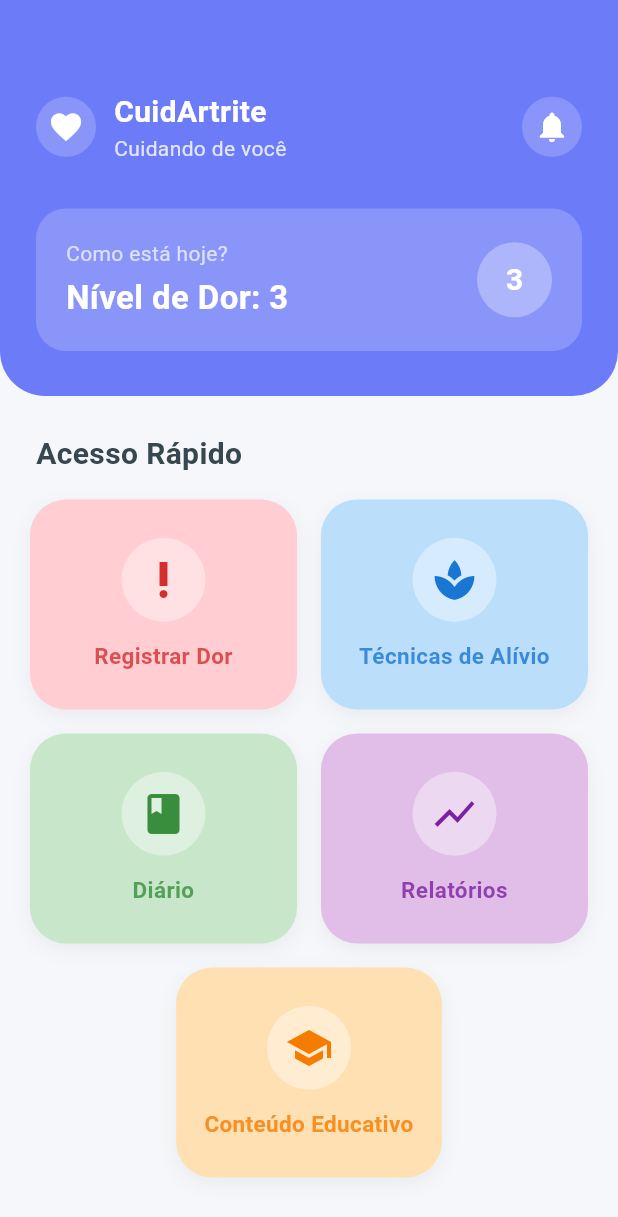
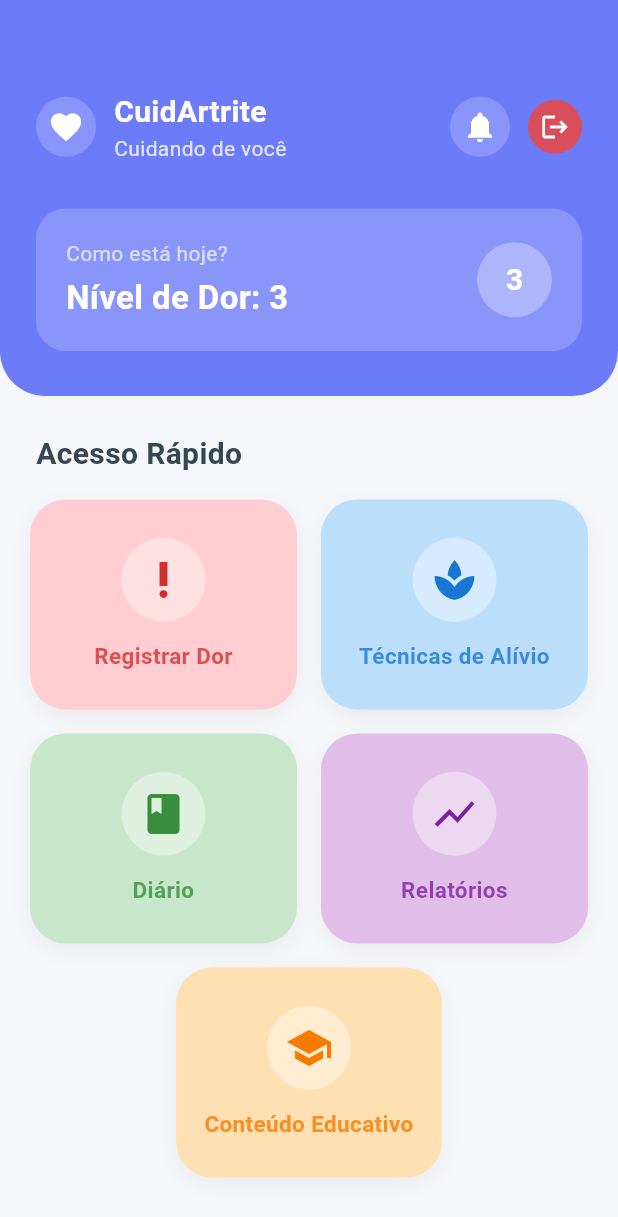
Before and after one commit to eduardo-oldenburg/cuid_artrite, a Flutter app: the HomePage screen opened by its route, on a phone screen of 412 x 824 dp. Shown: the top 1217 px of the screen. Run offline on Flutter 3.47's test engine with Material 3 defaults, Android fonts, the light colour scheme and no system bars; our stand-ins replace cloud_firestore, firebase_core, shared_preferences; accounts and stored records are empty.

Commit message:
add: sessao e logout

```diff
--- a/cuid_artrite/lib/features/home/presentation/pages/home_page.dart
+++ b/cuid_artrite/lib/features/home/presentation/pages/home_page.dart
@@ -1,15 +1,26 @@
 import 'package:flutter/material.dart';
-// IMPORTANTE: Importe o arquivo de cores que acabamos de criar
+import 'package:shared_preferences/shared_preferences.dart'; // 1. Import this
 import '../../../../core/theme/app_colors.dart';
 import '../../../education/presentation/pages/education_page.dart';
 
 class HomePage extends StatelessWidget {
   const HomePage({super.key});
 
+  // --- 2. Logout Logic ---
+  Future<void> _logout(BuildContext context) async {
+    final prefs = await SharedPreferences.getInstance();
+    await prefs.clear(); // Clears the session data
+
+    if (context.mounted) {
+      // Navigate back to Login and remove all previous routes
+      Navigator.pushNamedAndRemoveUntil(context, '/login', (route) => false);
+    }
+  }
+
   @override
   Widget build(BuildContext context) {
     return Scaffold(
-      backgroundColor: AppColors.background, // Usando a cor centralizada
+      backgroundColor: AppColors.background,
       body: SingleChildScrollView(
         child: Column(
           crossAxisAlignment: CrossAxisAlignment.start,
@@ -27,7 +38,7 @@ class HomePage extends StatelessWidget {
                 style: TextStyle(
                   fontSize: 20,
                   fontWeight: FontWeight.bold,
-                  color: AppColors.textDark, // Usando a cor centralizada
+                  color: AppColors.textDark,
                 ),
               ),
             ),
@@ -48,7 +59,7 @@ class HomePage extends StatelessWidget {
     return Container(
       width: double.infinity,
       decoration: const BoxDecoration(
-        color: AppColors.primary, // Usando a cor centralizada
+        color: AppColors.primary,
         borderRadius: BorderRadius.only(
           bottomLeft: Radius.circular(30),
           bottomRight: Radius.circular(30),
@@ -61,6 +72,7 @@ class HomePage extends StatelessWidget {
           Row(
             mainAxisAlignment: MainAxisAlignment.spaceBetween,
             children: [
+              // Logo + Text
               Row(
                 children: [
                   Container(
@@ -94,6 +106,11 @@ class HomePage extends StatelessWidget {
                   ),
                 ],
               ),
+
+              // Actions (Notification + Logout)
+              Row(
+                children: [
+                  // Notification Icon
                   Container(
                     padding: const EdgeInsets.all(8),
                     decoration: BoxDecoration(
@@ -101,6 +118,22 @@ class HomePage extends StatelessWidget {
                       shape: BoxShape.circle,
                     ),
                     child: const Icon(Icons.notifications, color: AppColors.white),
+                  ),
+                  const SizedBox(width: 12),
+
+                  // --- 3. Logout Button ---
+                  InkWell(
+                    onTap: () => _logout(context),
+                    child: Container(
+                      padding: const EdgeInsets.all(8),
+                      decoration: BoxDecoration(
+                        color: Colors.red.withOpacity(0.8), // Red to indicate exit
+                        shape: BoxShape.circle,
+                      ),
+                      child: const Icon(Icons.logout, color: AppColors.white, size: 20),
+                    ),
+                  ),
+                ],
               ),
             ],
           ),
@@ -176,8 +209,8 @@ class HomePage extends StatelessWidget {
                 child: _MenuCard(
                   title: "Registrar Dor",
                   icon: Icons.priority_high,
-                  color: AppColors.cardRedBg,       // Usando AppColors
-                  iconColor: AppColors.cardRedIcon, // Usando AppColors
+                  color: AppColors.cardRedBg,
+                  iconColor: AppColors.cardRedIcon,
                   onTap: () {},
                 ),
               ),
@@ -231,7 +264,6 @@ class HomePage extends StatelessWidget {
                   color: AppColors.cardOrangeBg,
                   iconColor: AppColors.cardOrangeIcon,
                   onTap: () {
-                    // Adicione esta navegação
                     Navigator.push(
                       context,
                       MaterialPageRoute(builder: (context) => const EducationPage()),
@@ -247,8 +279,6 @@ class HomePage extends StatelessWidget {
   }
 }
 
-// O widget _MenuCard continua igual ao anterior,
-// pois ele apenas recebe as cores que passamos acima.
 class _MenuCard extends StatelessWidget {
   final String title;
   final IconData icon;
--- a/cuid_artrite/pubspec.yaml
+++ b/cuid_artrite/pubspec.yaml
@@ -36,6 +36,7 @@ dependencies:
   # The following adds the Cupertino Icons font to your application.
   # Use with the CupertinoIcons class for iOS style icons.
   cupertino_icons: ^1.0.8
+  shared_preferences: ^2.5.3
 
 dev_dependencies:
   flutter_test:
```
Also changed, not shown: cuid_artrite/lib/features/auth/presentation/pages/login_page.dart (+95 -13 lines), cuid_artrite/lib/main.dart (+16 -8 lines), cuid_artrite/pubspec.lock. Lines whose indentation alone changed are shown as unchanged.
